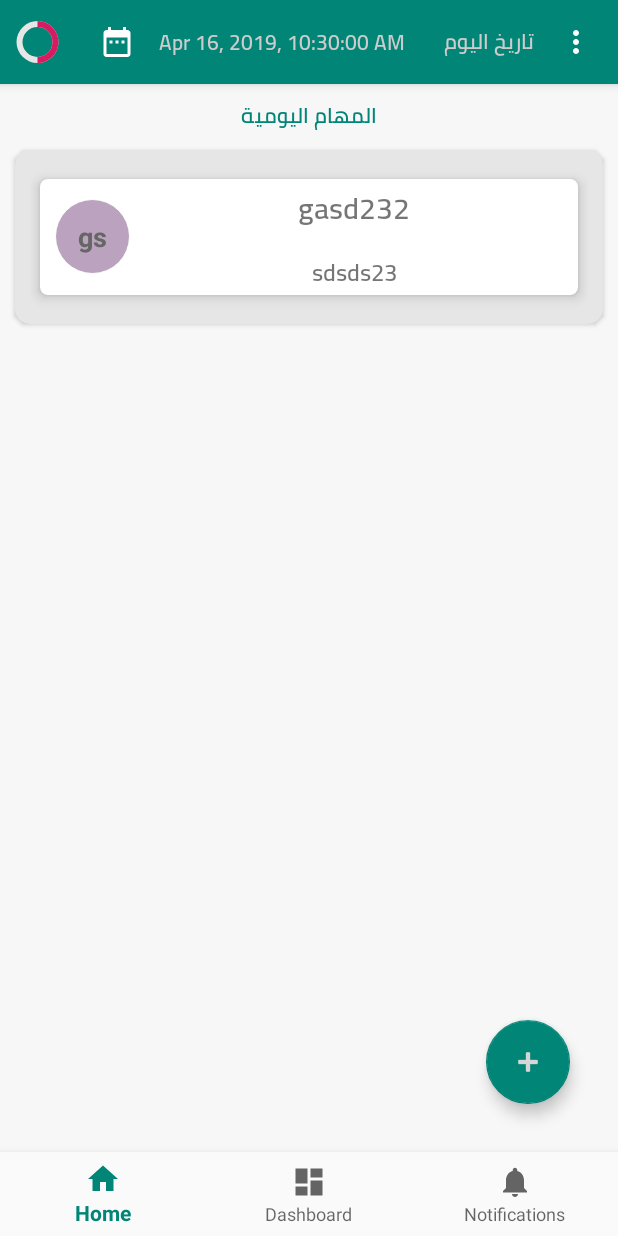
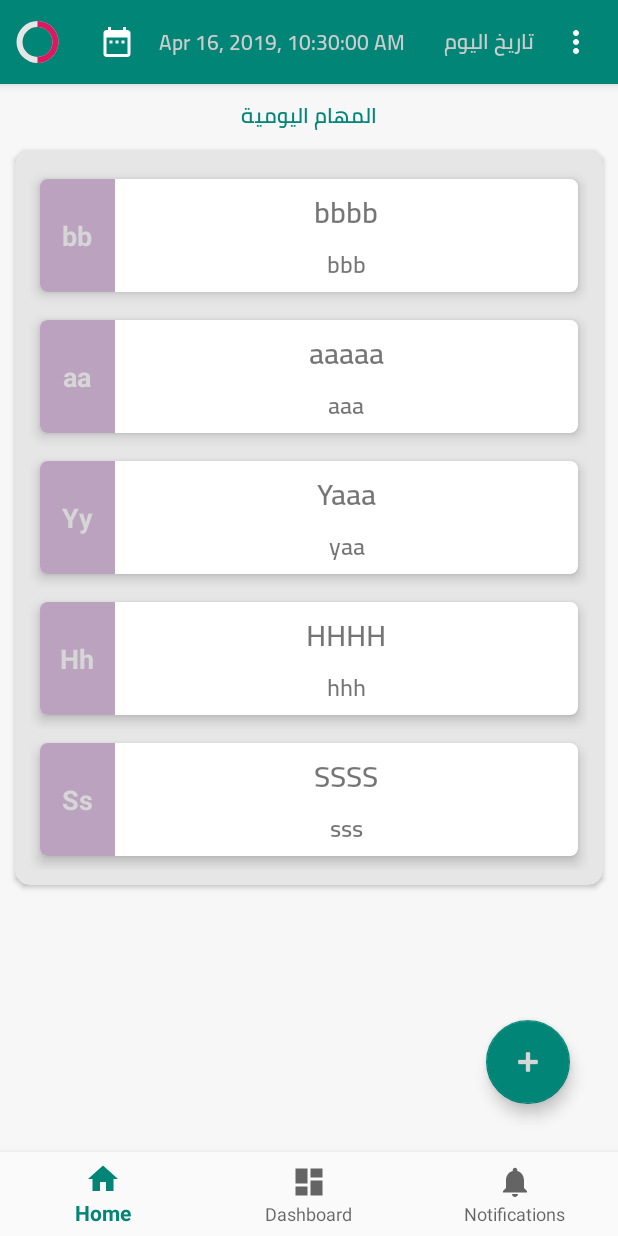
Before and after one commit to MaNoOoz/RoyaApp0, an Android app: the screen it shows after launch (MainActivity), on a phone screen of 412 x 824 dp. Run offline under Robolectric (Android 15) with nearby library versions, the phone set to English and light mode, and no system bars; libraries missing offline, so code that uses them is left out: es.dmoral.toasty.

Commit message:
Ep 0 : Demo + Dummy Data

```diff
--- a/app/src/main/java/com/example/myapplication/Adapters/TaskAdapter.java
+++ b/app/src/main/java/com/example/myapplication/Adapters/TaskAdapter.java
@@ -6,7 +6,6 @@ package com.example.myapplication.Adapters;
 
 import android.content.Context;
 import android.graphics.Color;
-import android.graphics.drawable.GradientDrawable;
 import android.support.annotation.NonNull;
 import android.support.v7.widget.RecyclerView;
 import android.util.Log;
@@ -50,14 +49,14 @@ public class TaskAdapter extends RecyclerView.Adapter<TaskAdapter.MyViewHolder>
     }
 
     @Override
-    public void onBindViewHolder(@NonNull MyViewHolder holder, int i) {
-        DailyTask dailyTask = dailyTasks.get(i);
+    public void onBindViewHolder(@NonNull MyViewHolder holder, int position) {
+        DailyTask dailyTask = dailyTasks.get(position);
         holder.titleTextView.setText(dailyTask.getlName());
         holder.nameTextView.setText(dailyTask.getlTitle());
         holder.profile_image.setText(dailyTask.getlName().substring(0, 1) + dailyTask.getlTitle().substring(0, 1));
         Random mRandom = new Random();
         int color = Color.argb(255, mRandom.nextInt(256), mRandom.nextInt(256), mRandom.nextInt(256));
-        ((GradientDrawable) holder.profile_image.getBackground()).setColor(color);
+        holder.profile_image.setBackgroundColor(color);
     }
 
     @Override
--- a/app/src/main/java/com/example/myapplication/Fragments/main/HomeFragment.java
+++ b/app/src/main/java/com/example/myapplication/Fragments/main/HomeFragment.java
@@ -42,7 +42,7 @@ public class HomeFragment extends Fragment {
     //    private WebsiteAdapter websiteAdapter;
     private FloatingActionButton fab;
     private TextView tx_TodayDate;
-    private ImageButton  chooseDate;
+    private ImageButton chooseDate;
     private ArrayList<DailyTask> dailyTasks;
     DailyTask dailyTask;
     TaskAdapter taskAdapter;
@@ -71,8 +71,6 @@ public class HomeFragment extends Fragment {
         dailyTasks = new ArrayList<>();
 
 
-
-
         tx_TodayDate = view.findViewById(R.id.tx_TodayDate);
         recyclerView = view.findViewById(R.id.dailyTasksList);
         chooseDate = view.findViewById(R.id.bt_TodayDate);
@@ -91,10 +89,13 @@ public class HomeFragment extends Fragment {
         taskAdapter = new TaskAdapter(getActivity(), dailyTasks);
         recyclerView.setAdapter(taskAdapter);
         recyclerView.setLayoutManager(new LinearLayoutManager(getActivity()));
-        dailyTask = new DailyTask("gasd", "sdsds", "hhhsds");
-        dailyTask = new DailyTask("gasd23", "sdsds", "hhhsds");
-        dailyTask = new DailyTask("gasd232", "sdsds23", "hhhsds");
-        dailyTasks.add(dailyTask);
+
+        dailyTasks.add(0, new DailyTask("bbbb", "bbb", "bb"));
+        dailyTasks.add(1, new DailyTask("aaaaa", "aaa", "aa"));
+        dailyTasks.add(2, new DailyTask("Yaaa", "yaa", "ya"));
+        dailyTasks.add(3, new DailyTask("HHHH", "hhh", "hh"));
+        dailyTasks.add(4, new DailyTask("SSSS", "sss", "ss"));
+        taskAdapter.notifyDataSetChanged();
 
         taskAdapter.setOnItemClickListener(new TaskAdapter.OnItemClickListener() {
             @Override
@@ -122,6 +123,7 @@ public class HomeFragment extends Fragment {
         Intent intent = new Intent(getActivity(), ShoppingCheckoutStep.class);
         startActivity(intent);
     }
+
     @Override
     public void onStart() {
         super.onStart();
@@ -158,7 +160,6 @@ public class HomeFragment extends Fragment {
     public boolean onOptionsItemSelected(MenuItem item) {
         return super.onOptionsItemSelected(item);
     }
-
 
 
     //    ========================================================== Callback ========================================================================
--- a/app/src/main/res/layout/fragment_home.xml
+++ b/app/src/main/res/layout/fragment_home.xml
@@ -36,7 +36,7 @@
 
             <View
                 android:layout_width="10dp"
-                android:layout_height="0dp"></View>
+                android:layout_height="0dp" />
 
             <ImageButton
                 android:id="@+id/bt_TodayDate"
@@ -44,6 +44,7 @@
                 android:layout_height="?attr/actionBarSize"
                 android:background="?attr/selectableItemBackgroundBorderless"
                 android:tint="@android:color/white"
+                android:contentDescription="TODO"
                 app:srcCompat="@drawable/ic_date_range_black_24dp" />
 
             <TextView
@@ -53,7 +54,7 @@
                 android:layout_weight="1"
                 android:fontFamily="@font/cairo_semibold"
                 android:gravity="center_vertical"
-                android:text="2019/9/22"
+                android:text="@string/damyDate"
                 android:textAppearance="@style/TextAppearance.AppCompat.Small"
                 android:textColor="@color/grey_20" />
 
@@ -61,7 +62,7 @@
                 android:id="@+id/view"
                 android:layout_width="10dp"
                 android:layout_height="0dp"
-                android:layout_weight="1"></View>
+                android:layout_weight="1" />
 
             <TextView
                 android:id="@+id/name_toolbar"
@@ -70,7 +71,7 @@
                 android:layout_weight="1"
                 android:fontFamily="@font/cairo_semibold"
                 android:gravity="center_vertical"
-                android:text="تاريخ اليوم "
+                android:text="@string/todayDate"
                 android:textAppearance="@style/TextAppearance.AppCompat.Small"
                 android:textColor="@color/grey_20" />
 
@@ -79,6 +80,7 @@
                 android:layout_height="?attr/actionBarSize"
                 android:background="?attr/selectableItemBackgroundBorderless"
                 android:tint="@android:color/white"
+                android:contentDescription="TODO"
                 app:srcCompat="@drawable/ic_more_vert" />
         </LinearLayout>
     </android.support.design.widget.AppBarLayout>
@@ -104,7 +106,7 @@
                 android:layout_gravity="center"
                 android:gravity="center_vertical"
                 android:lineSpacingExtra="@dimen/spacing_small"
-                android:text="المهام اليومية"
+                android:text="@string/todayTasks"
                 android:textAlignment="center"
                 android:textAppearance="@style/TextAppearance.AppCompat.Body1"
                 android:textColor="@color/colorPrimary"
@@ -126,7 +128,7 @@
                     android:layout_width="match_parent"
                     android:layout_height="match_parent"
                     android:padding="10dp"
-                    tools:itemCount="3"
+                    tools:itemCount="6"
                     tools:listitem="@layout/recycler_view_item" />
             </android.support.v7.widget.CardView>
         </LinearLayout>
--- a/app/src/main/res/layout/view_root.xml
+++ b/app/src/main/res/layout/view_root.xml
@@ -5,6 +5,7 @@
     xmlns:app="http://schemas.android.com/apk/res-auto"
     android:id="@+id/vg"
     android:layout_width="match_parent"
+    android:layoutDirection="rtl"
     android:layout_height="wrap_content">
 
     <android.support.v7.widget.CardView
@@ -16,46 +17,26 @@
 
         <LinearLayout
             android:layout_width="match_parent"
-            android:layout_height="match_parent"
+            android:layout_height="wrap_content"
             android:orientation="vertical">
 
-            <RelativeLayout
+            <LinearLayout
                 android:layout_width="match_parent"
                 android:layout_height="match_parent"
-                android:layout_gravity="center"
-                android:gravity="center">
+                android:orientation="horizontal">
 
-                <TextView
-                    android:id="@+id/profile_image"
-                    android:layout_width="50dp"
-                    android:layout_height="50dp"
-                    android:layout_centerHorizontal="false"
-                    android:layout_centerVertical="true"
-                    android:layout_marginLeft="10dp"
-                    android:layout_marginTop="10dp"
-                    android:background="@drawable/ball"
+                <LinearLayout
+                    android:layout_width="match_parent"
+                    android:layout_height="wrap_content"
+                    android:layout_weight="1"
                     android:gravity="center"
-                    android:padding="5dp"
-                    android:text="A"
-                    android:textAlignment="center"
-                    android:textColor="@color/grey_60"
-                    android:textSize="18sp"
-                    android:textStyle="bold" />
-
-                <RelativeLayout
-                    android:layout_width="wrap_content"
-                    android:layout_height="wrap_content"
-                    android:layout_centerVertical="true"
-                    android:layout_marginStart="10dp"
-                    android:layout_marginEnd="10dp"
-                    android:layout_toEndOf="@+id/profile_image"
-                    android:gravity="center"
-                    android:minHeight="75dp">
+                    android:minHeight="75dp"
+                    android:orientation="vertical">
 
                     <TextView
                         android:id="@+id/taskTitle"
                         android:layout_width="match_parent"
-                        android:layout_height="wrap_content"
+                        android:layout_height="match_parent"
                         android:fontFamily="@font/cairo_semibold"
                         android:gravity="center"
                         android:text="Group Name"
@@ -63,23 +44,29 @@
 
                     <TextView
                         android:id="@+id/desc"
-                        android:layout_width="wrap_content"
+                        android:layout_width="match_parent"
                         android:layout_height="wrap_content"
-                        android:layout_below="@+id/taskTitle"
-                        android:layout_alignParentStart="true"
-                        android:layout_alignParentEnd="true"
-                        android:layout_marginStart="8dp"
-                        android:layout_marginTop="8dp"
-                        android:layout_marginEnd="8dp"
-                        android:layout_marginBottom="0dp"
                         android:fontFamily="@font/cairo_semibold"
                         android:gravity="center"
                         android:text="Description"
                         android:textAlignment="center"
                         android:textSize="16sp"
                         android:textStyle="bold" />
-                </RelativeLayout>
-            </RelativeLayout>
+                </LinearLayout>
+
+                <TextView
+                    android:id="@+id/profile_image"
+                    android:layout_width="50dp"
+                    android:layout_height="match_parent"
+                    android:background="@color/amber_600"
+                    android:gravity="center"
+                    android:padding="5dp"
+                    android:text="A"
+                    android:textAlignment="center"
+                    android:textColor="@color/defaultTextColor"
+                    android:textSize="18sp"
+                    android:textStyle="bold" />
+            </LinearLayout>
         </LinearLayout>
     </android.support.v7.widget.CardView>
 </RelativeLayout>
--- a/app/src/main/res/values/colors.xml
+++ b/app/src/main/res/values/colors.xml
@@ -1,7 +1,7 @@
 <?xml version="1.0" encoding="utf-8"?>
 <resources>
     <color name="colorPrimary">#008577</color>
-    <color name="colorPrimaryDark">#00574B</color>
+    <color name="colorPrimaryDark">#1A03A9F4</color>
     <color name="colorAccent">#D81B60</color>
     <color name="colorPrimaryLight">#1E88E5</color>
     <color name="colorAccentDark">#F50057</color>
--- a/app/src/main/res/values/strings.xml
+++ b/app/src/main/res/values/strings.xml
@@ -8,6 +8,9 @@
     <string name="vio_details">تفاصيل المخالفة</string>
     <string name="vio_type">نوع المخالفة</string>
     <string name="HIDE">Hide</string>
+    <string name="todayDate">تاريخ اليوم</string>
+    <string name="todayTasks">المهام اليومية</string>
+    <string name="damyDate">2019/9/22</string>
     <array name="countries">
         <item>جميع الدول</item>
         <item>السعودية</item>
```
